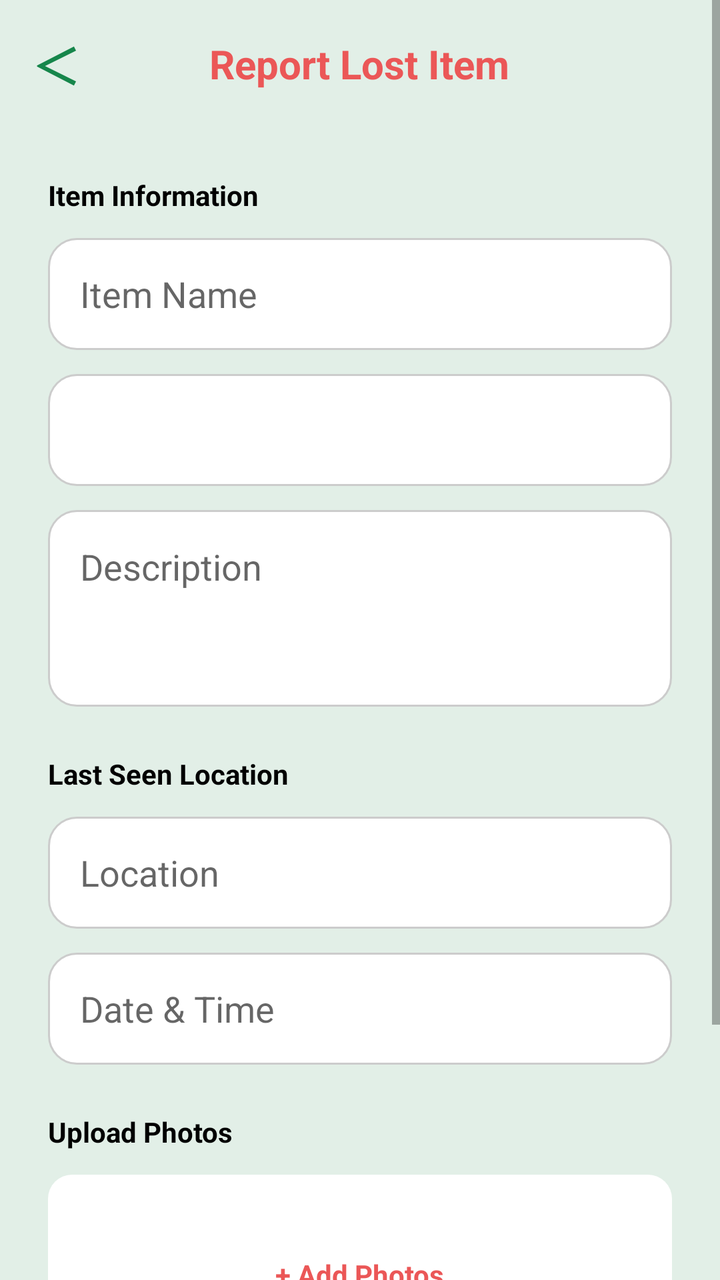
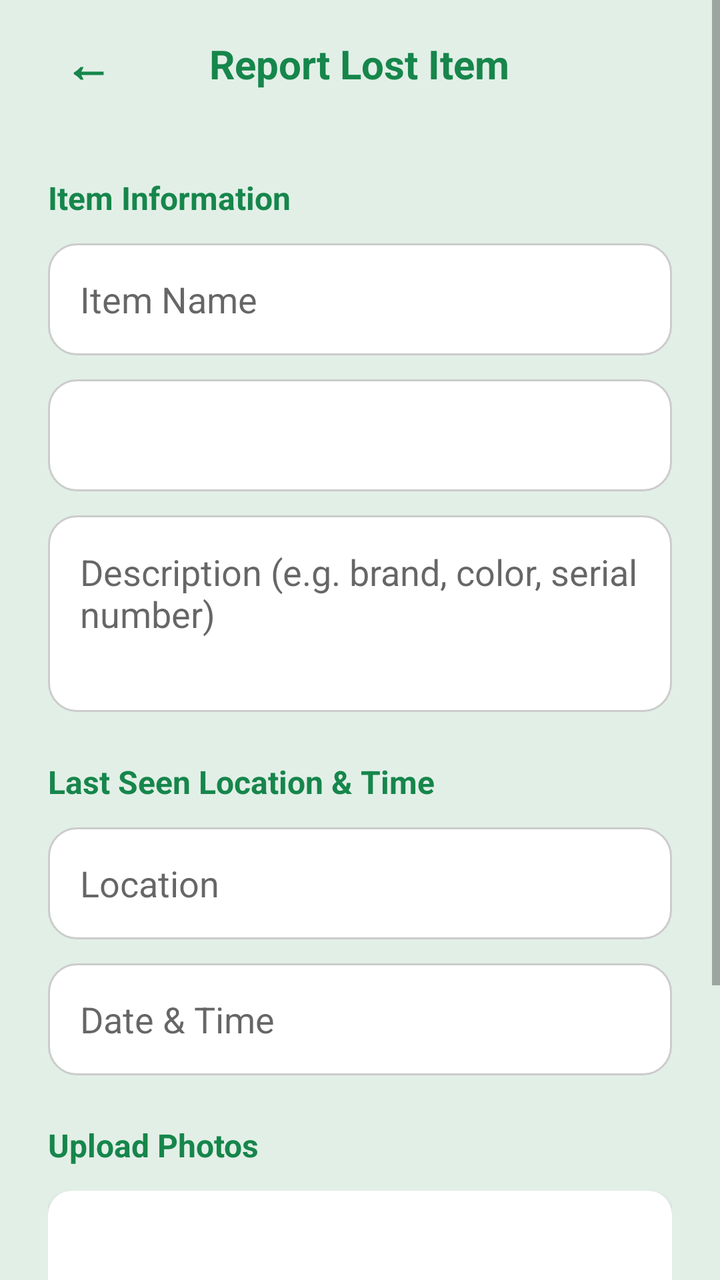

Before-and-after screenshots of an Android layout around one commit, followed by the original layout XML and the change that was made.
<!-- AndroidManifest.xml: application theme Theme.MaterialComponents.Light.NoActionBar -->
<!-- res/layout/activity_report_lost.xml -->
<?xml version="1.0" encoding="utf-8"?>
<ScrollView xmlns:android="http://schemas.android.com/apk/res/android"
    android:layout_width="match_parent"
    android:layout_height="match_parent"
    android:background="@color/light_green_bg">

    <RelativeLayout
        android:layout_width="match_parent"
        android:layout_height="match_parent">

        <RelativeLayout
            android:id="@+id/topBar"
            android:layout_width="match_parent"
            android:layout_height="64dp"
            android:paddingHorizontal="16dp">

            <TextView
                android:id="@+id/btnBack"
                android:layout_width="wrap_content"
                android:layout_height="wrap_content"
                android:layout_centerVertical="true"
                android:text="＜"
                android:textColor="@color/primary_green"
                android:textSize="24sp"
                android:textStyle="bold" />

            <TextView
                android:layout_width="wrap_content"
                android:layout_height="wrap_content"
                android:layout_centerInParent="true"
                android:text="Report Lost Item"
                android:textColor="@color/status_lost"
                android:textSize="20sp"
                android:textStyle="bold" />
        </RelativeLayout>

        <ScrollView
            android:layout_width="match_parent"
            android:layout_height="match_parent"
            android:layout_below="@id/topBar">

            <LinearLayout
                android:layout_width="match_parent"
                android:layout_height="wrap_content"
                android:orientation="vertical"
                android:padding="24dp">

                <TextView
                    android:layout_width="wrap_content"
                    android:layout_height="wrap_content"
                    android:text="Item Information"
                    android:textColor="@color/black"
                    android:textStyle="bold" />

                <EditText
                    android:id="@+id/etItemName"
                    android:layout_width="match_parent"
                    android:layout_height="56dp"
                    android:layout_marginTop="12dp"
                    android:background="@drawable/bg_search_bar"
                    android:hint="Item Name"
                    android:paddingHorizontal="16dp" />

                
                <Spinner
                    android:id="@+id/spinnerCategory"
                    android:layout_width="match_parent"
                    android:layout_height="56dp"
                    android:layout_marginTop="12dp"
                    android:background="@drawable/bg_search_bar"
                    android:paddingHorizontal="16dp" />

                <EditText
                    android:id="@+id/etDescription"
                    android:layout_width="match_parent"
                    android:layout_height="wrap_content"
                    android:layout_marginTop="12dp"
                    android:background="@drawable/bg_search_bar"
                    android:gravity="top"
                    android:hint="Description"
                    android:lines="3"
                    android:padding="16dp" />

                <TextView
                    android:layout_width="wrap_content"
                    android:layout_height="wrap_content"
                    android:layout_marginTop="24dp"
                    android:text="Last Seen Location"
                    android:textColor="@color/black"
                    android:textStyle="bold" />

                <EditText
                    android:id="@+id/etLocation"
                    android:layout_width="match_parent"
                    android:layout_height="56dp"
                    android:layout_marginTop="12dp"
                    android:background="@drawable/bg_search_bar"
                    android:hint="Location"
                    android:paddingHorizontal="16dp" />

                <EditText
                    android:layout_width="match_parent"
                    android:layout_height="56dp"
                    android:layout_marginTop="12dp"
                    android:background="@drawable/bg_search_bar"
                    android:id="@+id/etDateTime"
                    android:hint="Date &amp; Time"
                    android:paddingHorizontal="16dp" />

                <TextView
                    android:layout_width="wrap_content"
                    android:layout_height="wrap_content"
                    android:layout_marginTop="24dp"
                    android:text="Upload Photos"
                    android:textColor="@color/black"
                    android:textStyle="bold" />

                <LinearLayout
                    android:id="@+id/btnUploadPhoto"
                    android:layout_width="match_parent"
                    android:layout_height="wrap_content"
                    android:minHeight="100dp"
                    android:layout_marginTop="12dp"
                    android:background="@drawable/bg_rounded_white"
                    android:gravity="center"
                    android:orientation="vertical"
                    android:padding="8dp">

                    <ImageView
                        android:id="@+id/ivPhotoPreview"
                        android:layout_width="match_parent"
                        android:layout_height="200dp"
                        android:scaleType="centerInside"
                        android:visibility="gone" />

                    <TextView
                        android:id="@+id/tvAddPhoto"
                        android:layout_width="wrap_content"
                        android:layout_height="wrap_content"
                        android:text="+ Add Photos"
                        android:textColor="@color/status_lost"
                        android:textStyle="bold" />
                </LinearLayout>

                <Button
                    android:id="@+id/btnSubmitLost"
                    android:layout_width="match_parent"
                    android:layout_height="56dp"
                    android:layout_marginTop="32dp"
                    android:background="@drawable/bg_rounded_primary"
                    android:backgroundTint="@color/status_lost"
                    android:text="Submit Report"
                    android:textAllCaps="false"
                    android:textColor="@color/white"
                    android:textSize="18sp"
                    android:textStyle="bold" />

            </LinearLayout>
        </ScrollView>
    </RelativeLayout>
</ScrollView>
<!-- resources referenced by this layout -->
<resources>
  <color name="black">#FF000000</color>
  <color name="light_green_bg">#E2EFE7</color>
  <color name="primary_green">#16864B</color>
  <color name="status_lost">#EB5757</color>
  <color name="white">#FFFFFF</color>
  <!-- drawable bg_rounded_primary (drawable) -->
  <?xml version="1.0" encoding="utf-8"?>
  <shape xmlns:android="http://schemas.android.com/apk/res/android">
      <solid android:color="@color/primary_green" />
      <corners android:radius="12dp" />
  </shape>
  <!-- drawable bg_rounded_white (drawable) -->
  <?xml version="1.0" encoding="utf-8"?>
  <shape xmlns:android="http://schemas.android.com/apk/res/android">
      <solid android:color="@color/white" />
      <corners android:radius="12dp" />
  </shape>
  <!-- drawable bg_search_bar (drawable) -->
  <?xml version="1.0" encoding="utf-8"?>
  <shape xmlns:android="http://schemas.android.com/apk/res/android">
      <solid android:color="@color/white" />
      <corners android:radius="14dp" />
      <stroke android:width="1dp" android:color="#CCCCCC" />
  </shape>
</resources>

<!-- the commit's change to res/layout/activity_report_lost.xml (unified diff, before → after) -->
@@ -12,14 +12,17 @@
             android:id="@+id/topBar"
             android:layout_width="match_parent"
             android:layout_height="64dp"
-            android:paddingHorizontal="16dp">
+            android:paddingHorizontal="20dp">
 
             <TextView
                 android:id="@+id/btnBack"
                 android:layout_width="wrap_content"
                 android:layout_height="wrap_content"
                 android:layout_centerVertical="true"
-                android:text="＜"
+                android:clickable="true"
+                android:focusable="true"
+                android:padding="12dp"
+                android:text="←"
                 android:textColor="@color/primary_green"
                 android:textSize="24sp"
                 android:textStyle="bold" />
@@ -29,7 +32,7 @@
                 android:layout_height="wrap_content"
                 android:layout_centerInParent="true"
                 android:text="Report Lost Item"
-                android:textColor="@color/status_lost"
+                android:textColor="@color/primary_green"
                 android:textSize="20sp"
                 android:textStyle="bold" />
         </RelativeLayout>
@@ -49,7 +52,8 @@
                     android:layout_width="wrap_content"
                     android:layout_height="wrap_content"
                     android:text="Item Information"
-                    android:textColor="@color/black"
+                    android:textColor="@color/primary_green"
+                    android:textSize="16sp"
                     android:textStyle="bold" />
 
                 <EditText
@@ -61,7 +65,6 @@
                     android:hint="Item Name"
                     android:paddingHorizontal="16dp" />
 
-                
                 <Spinner
                     android:id="@+id/spinnerCategory"
                     android:layout_width="match_parent"
@@ -77,7 +80,7 @@
                     android:layout_marginTop="12dp"
                     android:background="@drawable/bg_search_bar"
                     android:gravity="top"
-                    android:hint="Description"
+                    android:hint="Description (e.g. brand, color, serial number)"
                     android:lines="3"
                     android:padding="16dp" />
 
@@ -85,8 +88,9 @@
                     android:layout_width="wrap_content"
                     android:layout_height="wrap_content"
                     android:layout_marginTop="24dp"
-                    android:text="Last Seen Location"
-                    android:textColor="@color/black"
+                    android:text="Last Seen Location &amp; Time"
+                    android:textColor="@color/primary_green"
+                    android:textSize="16sp"
                     android:textStyle="bold" />
 
                 <EditText
@@ -99,11 +103,11 @@
                     android:paddingHorizontal="16dp" />
 
                 <EditText
+                    android:id="@+id/etDateTime"
                     android:layout_width="match_parent"
                     android:layout_height="56dp"
                     android:layout_marginTop="12dp"
                     android:background="@drawable/bg_search_bar"
-                    android:id="@+id/etDateTime"
                     android:hint="Date &amp; Time"
                     android:paddingHorizontal="16dp" />
 
@@ -112,17 +116,19 @@
                     android:layout_height="wrap_content"
                     android:layout_marginTop="24dp"
                     android:text="Upload Photos"
-                    android:textColor="@color/black"
+                    android:textColor="@color/primary_green"
+                    android:textSize="16sp"
                     android:textStyle="bold" />
 
                 <LinearLayout
                     android:id="@+id/btnUploadPhoto"
                     android:layout_width="match_parent"
                     android:layout_height="wrap_content"
-                    android:minHeight="100dp"
                     android:layout_marginTop="12dp"
                     android:background="@drawable/bg_rounded_white"
+                    android:elevation="2dp"
                     android:gravity="center"
+                    android:minHeight="120dp"
                     android:orientation="vertical"
                     android:padding="8dp">
 
@@ -138,7 +144,7 @@
                         android:layout_width="wrap_content"
                         android:layout_height="wrap_content"
                         android:text="+ Add Photos"
-                        android:textColor="@color/status_lost"
+                        android:textColor="@color/primary_green"
                         android:textStyle="bold" />
                 </LinearLayout>
 
@@ -146,9 +152,8 @@
                     android:id="@+id/btnSubmitLost"
                     android:layout_width="match_parent"
                     android:layout_height="56dp"
-                    android:layout_marginTop="32dp"
-                    android:background="@drawable/bg_rounded_primary"
-                    android:backgroundTint="@color/status_lost"
+                    android:layout_marginTop="36dp"
+                    android:backgroundTint="@color/primary_green"
                     android:text="Submit Report"
                     android:textAllCaps="false"
                     android:textColor="@color/white"
<!-- resource entries referenced after the edit -->
@@ -1,16 +1,8 @@
 <!-- resources referenced by this layout -->
 <resources>
-  <color name="black">#FF000000</color>
   <color name="light_green_bg">#E2EFE7</color>
   <color name="primary_green">#16864B</color>
-  <color name="status_lost">#EB5757</color>
   <color name="white">#FFFFFF</color>
-  <!-- drawable bg_rounded_primary (drawable) -->
-  <?xml version="1.0" encoding="utf-8"?>
-  <shape xmlns:android="http://schemas.android.com/apk/res/android">
-      <solid android:color="@color/primary_green" />
-      <corners android:radius="12dp" />
-  </shape>
   <!-- drawable bg_rounded_white (drawable) -->
   <?xml version="1.0" encoding="utf-8"?>
   <shape xmlns:android="http://schemas.android.com/apk/res/android">
